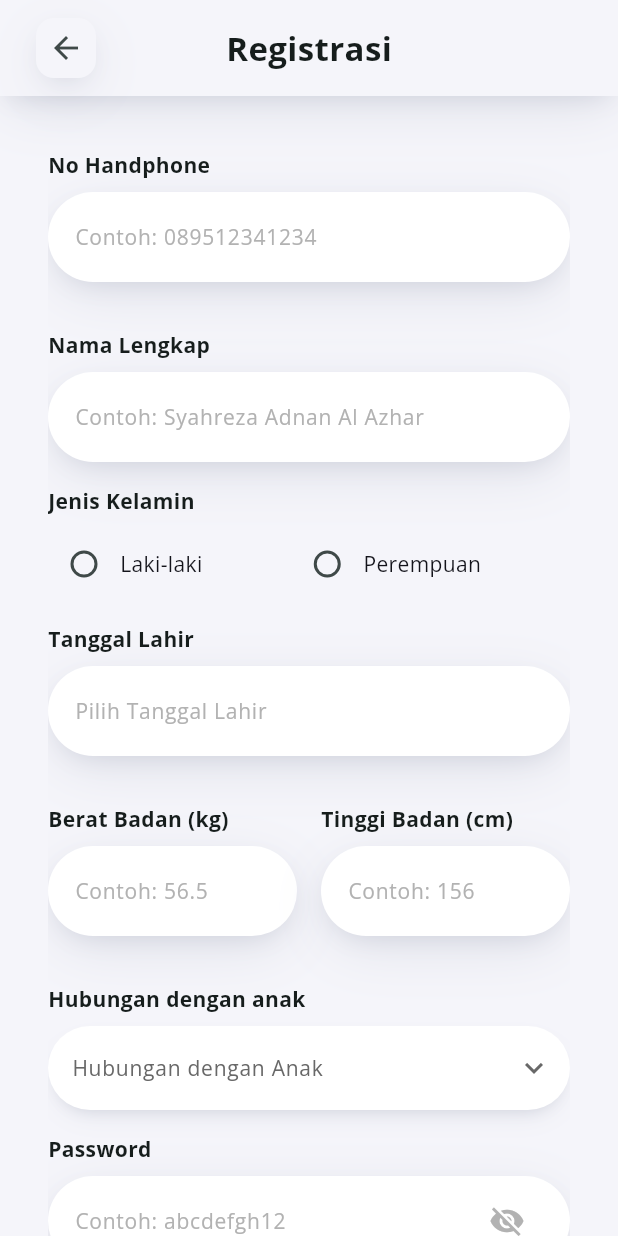
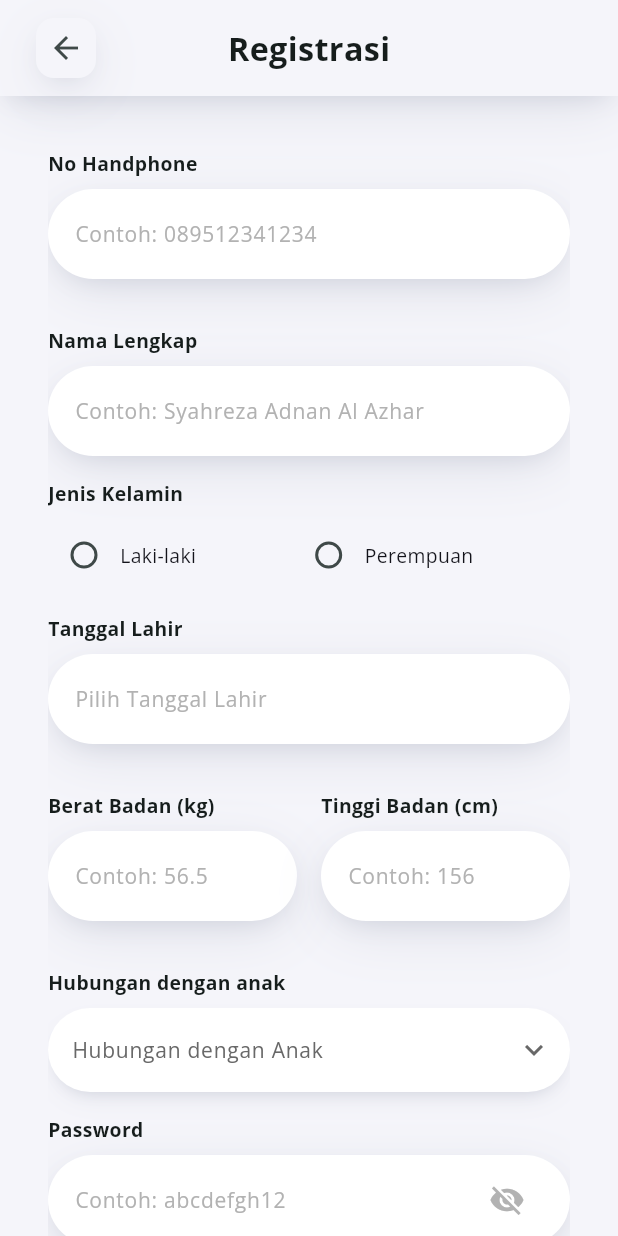
Before and after one commit to TumbuhSehatTelU/TumbuhSehat-mobile-v2, a Flutter app: the screen it shows after launch, on a phone screen of 412 x 824 dp. Run offline on Flutter 3.47's test engine with Material 3 defaults, Android fonts, the phone set to English and light mode, and no system bars; our stand-ins replace animated_bottom_navigation_bar, camera, connectivity_plus, dartz, dio, equatable and 11 more; missing offline and left inert: mesh_gradient; accounts and stored records are empty; generated files the repository leaves out were written again.

Commit message:
style(font): change font scaler

```diff
--- /dev/null
+++ b/lib/core/constants/font_scaling_config.dart
@@ -0,0 +1,56 @@
+class FontScalingConfig {
+  // ========== BASELINE DEVICE ==========
+  // Reference: Medium Phone Emulator (412dp x 915dp)
+  static const double baselineWidth = 412.0;
+  static const double baselineHeight = 915.0;
+
+  // ========== SCALE FACTOR LIMITS ==========
+  static const double minScaleFactor = 0.82;
+  static const double maxScaleFactor = 1.25;
+
+  // ========== ADAPTIVE FONT SCALING ==========
+  // Smaller fonts scale less aggressively than larger fonts
+  static const Map<String, double> fontSizeMultipliers = {
+    'h0': 1.0, // 36px - scale normally
+    'h1': 1.0, // 28px - scale normally
+    'h2': 0.98, // 22px - scale slightly less
+    'h3': 0.96, // 18px - scale less
+    'large': 0.94, // 16px - scale even less
+    'body': 0.92, // 14px - scale conservatively
+    'small': 0.90, // 12px - scale most conservatively
+  };
+
+  // ========== WIDTH BREAKPOINTS ==========
+  // For granular control across device widths
+  static const Map<String, double> widthBreakpoints = {
+    'tiny': 320.0, // Very small phones
+    'small': 360.0, // Small phones (your 6.4" problem device)
+    'medium': 375.0, // iPhone standard
+    'standard': 390.0, // Modern standard
+    'large': 412.0, // Your emulator (baseline)
+    'xlarge': 428.0, // Large phones (your 6.8" device)
+    'tablet': 600.0, // Tablets
+  };
+
+  // ========== ZONE SCALE FACTORS ==========
+  // Manual overrides for specific width zones
+  static const Map<String, double> zoneScaleFactors = {
+    'tiny': 0.85, // 320-360dp
+    'small': 0.90, // 360-375dp  <- Target untuk fix device 6.4"
+    'medium': 0.95, // 375-390dp
+    'standard': 1.0, // 390-412dp
+    'large': 1.0, // 412-428dp  (baseline)
+    'xlarge': 1.05, // 428-600dp
+    'tablet': 1.2, // 600dp+
+  };
+
+  // ========== SCALING MODE ==========
+  static const bool useRatioScaling =
+      true; // true = smooth ratio, false = zone-based
+  static const bool useAdaptiveFontScaling = true; // Apply fontSizeMultipliers
+
+  // ========== SYSTEM TEXT SCALE ==========
+  static const bool neutralizeSystemTextScale =
+      true; // Force textScaleFactor = 1.0
+  static const double forcedTextScaleFactor = 1.0;
+}
--- /dev/null
+++ b/lib/core/theme/text_scale_wrapper.dart
@@ -0,0 +1,23 @@
+import 'package:flutter/material.dart';
+
+import '../constants/font_scaling_config.dart';
+
+class TextScaleWrapper extends StatelessWidget {
+  final Widget child;
+
+  const TextScaleWrapper({super.key, required this.child});
+
+  @override
+  Widget build(BuildContext context) {
+    if (!FontScalingConfig.neutralizeSystemTextScale) {
+      return child;
+    }
+
+    return MediaQuery(
+      data: MediaQuery.of(
+        context,
+      ).copyWith(textScaler: TextScaler.linear(FontScalingConfig.forcedTextScaleFactor)),
+      child: child,
+    );
+  }
+}
--- a/lib/core/theme/ts_text_style.dart
+++ b/lib/core/theme/ts_text_style.dart
@@ -1,6 +1,6 @@
 import 'package:flutter/material.dart';
 
-import '../utils/responsive_helper.dart';
+import '../utils/text_scale_calculator.dart';
 
 // Extension untuk TextStyle
 extension TextStyleExtension on TextStyle {
@@ -36,19 +36,18 @@ class TSFont {
   static Bold bold = Bold();
   static ExtraBold extraBold = ExtraBold();
 
+  /// Get scaled text style based on screen size
+  /// This method now uses the new TextScaleCalculator for precise scaling
   static TextStyle getStyle(BuildContext context, TextStyle standardStyle) {
-    final helper = ResponsiveHelper(context);
+    // Get base font size
+    final double baseFontSize = standardStyle.fontSize ?? 14.0;
 
-    final double scaleFactor = helper.value(
-      small: 0.9,
-      standard: 1.0,
-      large: 1.1,
-      tablet: 1.25,
+    // Calculate final scaled font size using new calculator
+    final double finalFontSize = TextScaleCalculator.calculateFinalFontSize(
+      context: context,
+      baseFontSize: baseFontSize,
     );
-
-    return standardStyle.copyWith(
-      fontSize: standardStyle.fontSize! * scaleFactor,
-    );
+    return standardStyle.copyWith(fontSize: finalFontSize);
   }
 }
 
--- /dev/null
+++ b/lib/core/utils/text_scale_calculator.dart
@@ -0,0 +1,145 @@
+import 'package:flutter/material.dart';
+import '../constants/font_scaling_config.dart';
+
+class TextScaleCalculator {
+  /// Calculate scale factor based on screen width ratio
+  static double calculateRatioScaleFactor(BuildContext context) {
+    final width = MediaQuery.of(context).size.width;
+
+    // Calculate ratio from baseline
+    double ratio = width / FontScalingConfig.baselineWidth;
+
+    // Apply smoothing curve to prevent extreme scaling
+    // Use square root to make scaling less aggressive
+    ratio = _smoothScaling(ratio);
+
+    // Clamp to safe range
+    return ratio.clamp(
+      FontScalingConfig.minScaleFactor,
+      FontScalingConfig.maxScaleFactor,
+    );
+  }
+
+  /// Calculate scale factor based on width zones
+  static double calculateZoneScaleFactor(BuildContext context) {
+    final width = MediaQuery.of(context).size.width;
+
+    if (width < FontScalingConfig.widthBreakpoints['small']!) {
+      return FontScalingConfig.zoneScaleFactors['tiny']!;
+    } else if (width < FontScalingConfig.widthBreakpoints['medium']!) {
+      return FontScalingConfig.zoneScaleFactors['small']!;
+    } else if (width < FontScalingConfig.widthBreakpoints['standard']!) {
+      return FontScalingConfig.zoneScaleFactors['medium']!;
+    } else if (width < FontScalingConfig.widthBreakpoints['large']!) {
+      return FontScalingConfig.zoneScaleFactors['standard']!;
+    } else if (width < FontScalingConfig.widthBreakpoints['xlarge']!) {
+      return FontScalingConfig.zoneScaleFactors['large']!;
+    } else if (width < FontScalingConfig.widthBreakpoints['tablet']!) {
+      return FontScalingConfig.zoneScaleFactors['xlarge']!;
+    } else {
+      return FontScalingConfig.zoneScaleFactors['tablet']!;
+    }
+  }
+
+  /// Get final scale factor based on config mode
+  static double getScaleFactor(BuildContext context) {
+    if (FontScalingConfig.useRatioScaling) {
+      return calculateRatioScaleFactor(context);
+    } else {
+      return calculateZoneScaleFactor(context);
+    }
+  }
+
+  /// Apply adaptive multiplier based on font size
+  static double applyAdaptiveScaling({
+    required double baseFontSize,
+    required double scaleFactor,
+  }) {
+    if (!FontScalingConfig.useAdaptiveFontScaling) {
+      return scaleFactor;
+    }
+
+    // Determine font category
+    String category = _getFontCategory(baseFontSize);
+
+    // Get multiplier for this category
+    double multiplier = FontScalingConfig.fontSizeMultipliers[category] ?? 1.0;
+
+    // Apply multiplier
+    return scaleFactor * multiplier;
+  }
+
+  /// Calculate final font size with all scaling applied
+  static double calculateFinalFontSize({
+    required BuildContext context,
+    required double baseFontSize,
+  }) {
+    // Get base scale factor from screen width
+    double scaleFactor = getScaleFactor(context);
+
+    // Apply adaptive scaling based on font size
+    double adaptiveScaleFactor = applyAdaptiveScaling(
+      baseFontSize: baseFontSize,
+      scaleFactor: scaleFactor,
+    );
+
+    // Calculate final size
+    double finalSize = baseFontSize * adaptiveScaleFactor;
+
+    // Safety clamp (prevent extreme sizes)
+    return finalSize.clamp(
+      baseFontSize * FontScalingConfig.minScaleFactor,
+      baseFontSize * FontScalingConfig.maxScaleFactor,
+    );
+  }
+
+  /// Smooth scaling curve to prevent jumps
+  static double _smoothScaling(double ratio) {
+    if (ratio < 1.0) {
+      // For smaller screens, use gentle curve
+      // sqrt makes scaling less aggressive for small devices
+      return 0.7 + (ratio * 0.3); // Minimum 0.7, scales up to 1.0
+    } else {
+      // For larger screens, scale more conservatively
+      return 1.0 + ((ratio - 1.0) * 0.5); // Slower growth
+    }
+  }
+
+  /// Determine font category from size
+  static String _getFontCategory(double fontSize) {
+    if (fontSize >= 36) return 'h0';
+    if (fontSize >= 28) return 'h1';
+    if (fontSize >= 22) return 'h2';
+    if (fontSize >= 18) return 'h3';
+    if (fontSize >= 16) return 'large';
+    if (fontSize >= 14) return 'body';
+    return 'small';
+  }
+
+  /// Debug helper - print scaling info
+  static void debugScaling(BuildContext context, double baseFontSize) {
+    final width = MediaQuery.of(context).size.width;
+    final height = MediaQuery.of(context).size.height;
+    final systemScale = MediaQuery.textScaleFactorOf(context);
+    final scaleFactor = getScaleFactor(context);
+    final adaptiveScale = applyAdaptiveScaling(
+      baseFontSize: baseFontSize,
+      scaleFactor: scaleFactor,
+    );
+    final finalSize = calculateFinalFontSize(
+      context: context,
+      baseFontSize: baseFontSize,
+    );
+
+    debugPrint('====== Font Scaling Debug ======');
+    debugPrint(
+      'Screen: ${width.toStringAsFixed(1)} x ${height.toStringAsFixed(1)} dp',
+    );
+    debugPrint('System Text Scale: ${systemScale.toStringAsFixed(2)}');
+    debugPrint('Base Font Size: $baseFontSize');
+    debugPrint('Scale Factor: ${scaleFactor.toStringAsFixed(3)}');
+    debugPrint('Adaptive Scale: ${adaptiveScale.toStringAsFixed(3)}');
+    debugPrint('Final Font Size: ${finalSize.toStringAsFixed(2)}');
+    debugPrint('===============================');
+  }
+}
--- a/lib/main.dart
+++ b/lib/main.dart
@@ -4,6 +4,7 @@
 import 'core/bloc/bloc_observer.dart';
 import 'core/database/database_helper.dart';
 import 'core/network/network_info.dart';
+import 'core/theme/text_scale_wrapper.dart';
 import 'core/theme/ts_color.dart';
 import 'injection_container.dart' as di;
 import 'presentation/cubit/beranda/beranda_cubit.dart';
@@ -65,6 +66,9 @@
             ),
           ),
         ),
+        builder: (context, child) {
+          return TextScaleWrapper(child: child ?? const SizedBox.shrink());
+        },
         home: const SplashScreen(),
       ),
     );
```
Also changed, not shown: lib/core/utils/responsive_helper.dart (+103 -19 lines), lib/presentation/widgets/onboarding/child_form_card.dart (+8 -8 lines).
